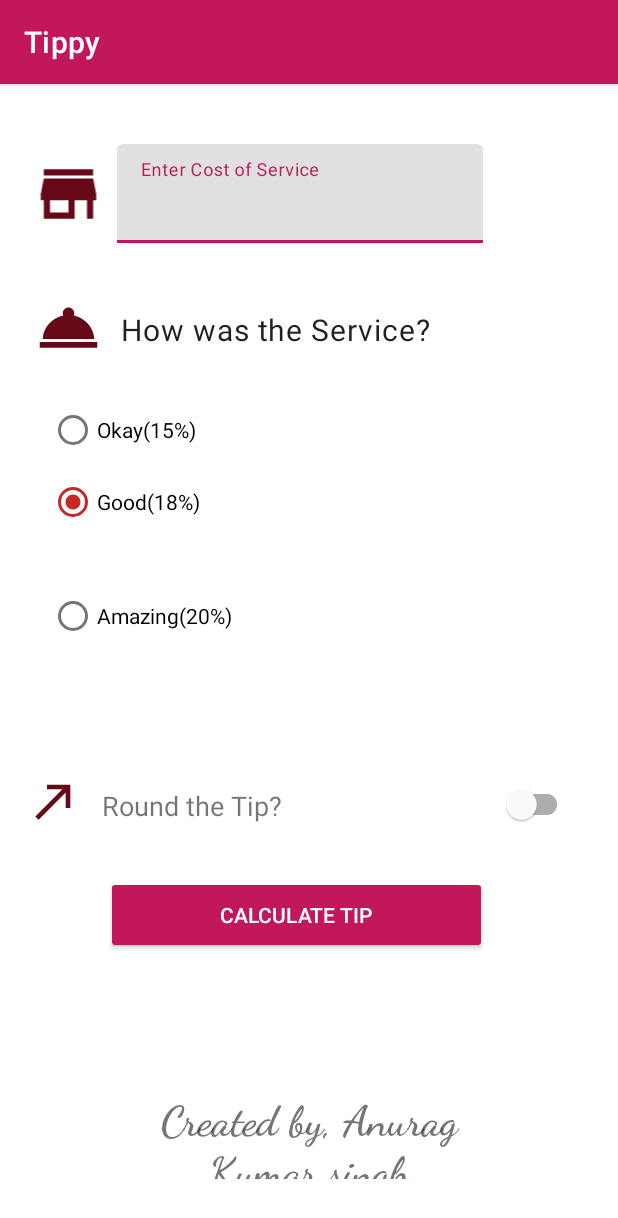
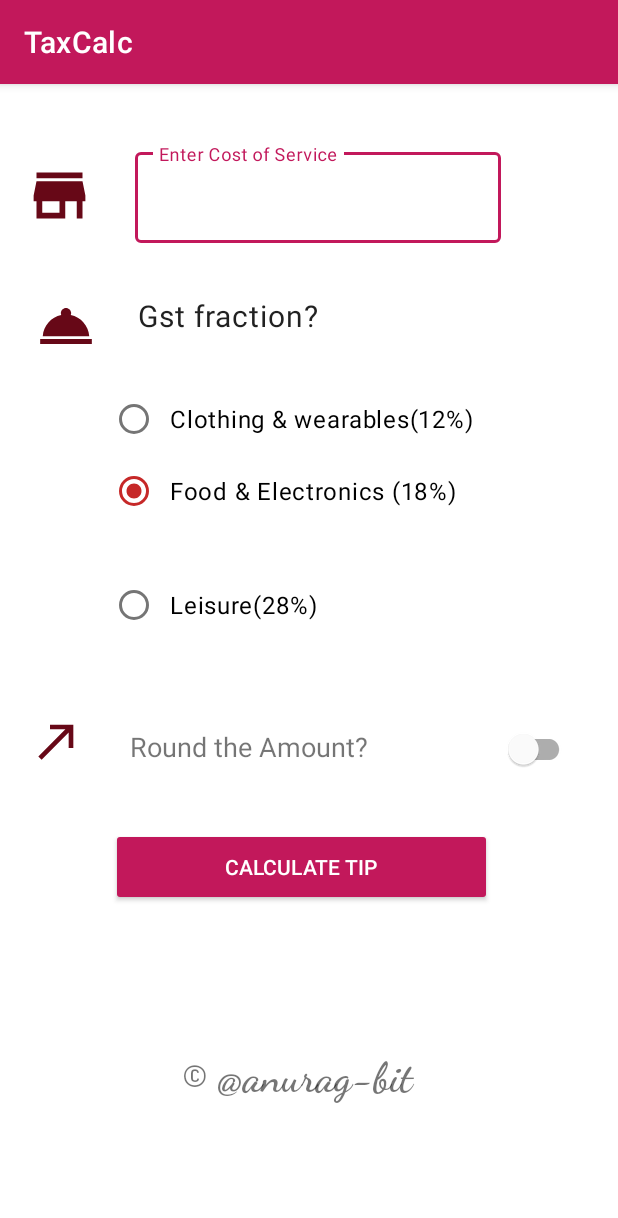
Before and after one commit to anurag-bit/GstXcalc, an Android app: the screen it shows after launch (MainActivity), on a phone screen of 412 x 824 dp. Shown: the top 1218 px of the screen. Run offline under Robolectric (Android 15) with nearby library versions, the phone set to English and light mode, and no system bars.

Commit message:
finalised  stuff

```diff
--- a/app/src/main/java/com/anurag/tippy/MainActivity.kt
+++ b/app/src/main/java/com/anurag/tippy/MainActivity.kt
@@ -5,6 +5,8 @@ import android.os.Bundle
 import androidx.appcompat.app.AppCompatActivity
 import com.anurag.tippy.databinding.ActivityMainBinding
 import java.text.NumberFormat
+import java.util.*
+
 
 class MainActivity : AppCompatActivity() {
 
@@ -18,22 +20,23 @@ class MainActivity : AppCompatActivity() {
         binding = ActivityMainBinding.inflate(layoutInflater)
         setContentView(binding.root)
         binding.CalcButton.setOnClickListener{calculatetip()  }
+
     }
 
     private fun calculatetip() {
         val stringInTextField = binding.costOfService.text.toString()
         val cost = stringInTextField.toDouble()
         val tipPercentage = when (binding.radioGroupButtons.checkedRadioButtonId) {
-            R.id.quality_choice_amazing -> 0.20
+            R.id.quality_choice_amazing -> 0.28
             R.id.quality_choice_good -> 0.18
-            else -> 0.15
+            else -> 0.12
         }
         var tip = tipPercentage * cost
         val roundUp = binding.approxiSwitch.isChecked
         if (roundUp) {
             tip = kotlin.math.ceil(tip)
         }
-        val formattedTip = NumberFormat.getCurrencyInstance().format(tip)
+        val formattedTip = NumberFormat.getCurrencyInstance(Locale("en", "in")).format(tip)
         binding.tipResult.text = getString(R.string.tip_amount, formattedTip)
     }
 
--- a/app/src/main/res/layout/activity_main.xml
+++ b/app/src/main/res/layout/activity_main.xml
@@ -1,5 +1,7 @@
 <?xml version="1.0" encoding="utf-8"?>
-<androidx.constraintlayout.widget.ConstraintLayout xmlns:android="http://schemas.android.com/apk/res/android"
+
+<androidx.constraintlayout.widget.ConstraintLayout
+    xmlns:android="http://schemas.android.com/apk/res/android"
     xmlns:app="http://schemas.android.com/apk/res-auto"
     xmlns:tools="http://schemas.android.com/tools"
     android:layout_width="match_parent"
@@ -12,10 +14,11 @@
         android:id="@+id/textField"
         android:layout_width="244dp"
         android:layout_height="66dp"
+        style="@style/Widget.MaterialComponents.TextInputLayout.OutlinedBox.Dense"
         android:layout_marginTop="24dp"
         android:hint="@string/none"
         app:layout_constraintEnd_toEndOf="parent"
-        app:layout_constraintHorizontal_bias="0.455"
+        app:layout_constraintHorizontal_bias="0.544"
         app:layout_constraintStart_toStartOf="parent"
         app:layout_constraintTop_toTopOf="parent">
 
@@ -41,14 +44,18 @@
         style="@style/Widget.Tippy.TextView."
         android:layout_width="232dp"
         android:layout_height="38dp"
+        android:layout_marginStart="16dp"
+        android:layout_marginTop="10dp"
+        android:layout_marginEnd="16dp"
+        android:layout_marginBottom="22dp"
         android:text="@string/how_was_the_service"
         android:textSize="20sp"
         app:layout_constraintBottom_toBottomOf="parent"
         app:layout_constraintEnd_toEndOf="parent"
-        app:layout_constraintHorizontal_bias="0.435"
+        app:layout_constraintHorizontal_bias="0.517"
         app:layout_constraintStart_toStartOf="parent"
         app:layout_constraintTop_toTopOf="parent"
-        app:layout_constraintVertical_bias="0.184" />
+        app:layout_constraintVertical_bias="0.164" />
 
     <RadioGroup
         android:id="@+id/radio_group_buttons"
@@ -57,13 +64,14 @@
         android:checkedButton="@id/quality_choice_good"
         app:layout_constraintBottom_toBottomOf="parent"
         app:layout_constraintEnd_toEndOf="parent"
-        app:layout_constraintHorizontal_bias="0.008"
+        app:layout_constraintHorizontal_bias="0.466"
         app:layout_constraintStart_toStartOf="parent"
         app:layout_constraintTop_toTopOf="parent"
-        app:layout_constraintVertical_bias="0.343">
+        app:layout_constraintVertical_bias="0.33">
 
         <RadioButton
             android:id="@+id/quality_choice_okay"
+            style="@style/Widget.Tippy.CompoundButton.RadioButton"
             android:layout_width="wrap_content"
             android:layout_height="wrap_content"
             android:layout_marginStart="16dp"
@@ -74,16 +82,17 @@
 
         <RadioButton
             android:id="@+id/quality_choice_good"
+            style="@style/Widget.Tippy.CompoundButton.RadioButton"
             android:layout_width="wrap_content"
             android:layout_height="wrap_content"
             android:layout_marginStart="16dp"
             android:layout_marginBottom="36dp"
-            android:text="@string/good"
-           />
+            android:text="@string/good" />
 
         <RadioButton
             android:id="@+id/quality_choice_amazing"
-            android:layout_width="wrap_content"
+            style="@style/Widget.Tippy.CompoundButton.RadioButton"
+            android:layout_width="167dp"
             android:layout_height="wrap_content"
             android:layout_marginStart="16dp"
             android:layout_marginBottom="16dp"
@@ -101,23 +110,23 @@
         android:minHeight="48dp"
         app:layout_constraintBottom_toBottomOf="parent"
         app:layout_constraintEnd_toEndOf="parent"
-        app:layout_constraintHorizontal_bias="0.887"
+        app:layout_constraintHorizontal_bias="0.797"
         app:layout_constraintStart_toEndOf="@+id/round_off"
         app:layout_constraintTop_toTopOf="parent"
-        app:layout_constraintVertical_bias="0.64" />
+        app:layout_constraintVertical_bias="0.586" />
 
     <TextView
         android:id="@+id/round_off"
-        android:layout_width="154dp"
-        android:layout_height="26dp"
+        android:layout_width="198dp"
+        android:layout_height="22dp"
         android:text="@string/Round_tip"
         android:textSize="18sp"
         app:layout_constraintBottom_toBottomOf="parent"
         app:layout_constraintEnd_toEndOf="parent"
-        app:layout_constraintHorizontal_bias="0.229"
+        app:layout_constraintHorizontal_bias="0.389"
         app:layout_constraintStart_toStartOf="parent"
-        app:layout_constraintTop_toBottomOf="@+id/radio_group_buttons"
-        app:layout_constraintVertical_bias="0.241" />
+        app:layout_constraintTop_toTopOf="parent"
+        app:layout_constraintVertical_bias="0.579" />
 
     <androidx.appcompat.widget.AppCompatButton
         android:id="@+id/Calc_button"
@@ -128,7 +137,7 @@
         android:textColor="@color/primaryTextColor"
         app:layout_constraintBottom_toBottomOf="parent"
         app:layout_constraintEnd_toEndOf="parent"
-        app:layout_constraintHorizontal_bias="0.433"
+        app:layout_constraintHorizontal_bias="0.458"
         app:layout_constraintStart_toStartOf="parent"
         app:layout_constraintTop_toBottomOf="@+id/approxi_switch"
         app:layout_constraintVertical_bias="0.12" />
@@ -137,18 +146,19 @@
         android:id="@+id/tip_result"
         android:layout_width="wrap_content"
         android:layout_height="wrap_content"
-        android:layout_marginTop="44dp"
-        android:layout_marginEnd="112dp"
         android:textSize="20sp"
         android:textStyle="bold"
+        app:layout_constraintBottom_toBottomOf="parent"
         app:layout_constraintEnd_toEndOf="parent"
-        app:layout_constraintTop_toBottomOf="@id/Calc_button"
-        tools:text="Tip Amount: $10" />
+        app:layout_constraintStart_toStartOf="parent"
+        app:layout_constraintTop_toTopOf="parent"
+        app:layout_constraintVertical_bias="0.784"
+        tools:text="Tip Amount: ₹10" />
 
     <ImageView
         android:id="@+id/imageView"
-        android:layout_width="59dp"
-        android:layout_height="46dp"
+        android:layout_width="56dp"
+        android:layout_height="41dp"
         android:contentDescription="@string/icon"
         app:layout_constraintBottom_toBottomOf="parent"
         app:layout_constraintEnd_toEndOf="parent"
@@ -160,9 +170,9 @@
 
     <ImageView
         android:id="@+id/imageView2"
+        android:layout_width="46dp"
+        android:layout_height="51dp"
         android:contentDescription="@string/icon"
-        android:layout_width="58dp"
-        android:layout_height="49dp"
         app:layout_constraintBottom_toBottomOf="parent"
         app:layout_constraintEnd_toEndOf="parent"
         app:layout_constraintHorizontal_bias="0.002"
@@ -173,22 +183,22 @@
 
     <ImageView
         android:id="@+id/imageView3"
-        android:contentDescription="@string/icon"
         android:layout_width="37dp"
         android:layout_height="37dp"
+        android:contentDescription="@string/icon"
         app:layout_constraintBottom_toBottomOf="parent"
         app:layout_constraintEnd_toEndOf="parent"
         app:layout_constraintEnd_toStartOf="@+id/round_off"
-        app:layout_constraintHorizontal_bias="0.074"
+        app:layout_constraintHorizontal_bias="0.105"
         app:layout_constraintStart_toStartOf="parent"
         app:layout_constraintTop_toBottomOf="@+id/imageView2"
-        app:layout_constraintVertical_bias="0.586"
+        app:layout_constraintVertical_bias="0.52"
         app:srcCompat="@drawable/ic_baseline_call_made_24" />
 
     <TextView
         android:id="@+id/textView"
-        android:layout_width="245dp"
-        android:layout_height="56dp"
+        android:layout_width="331dp"
+        android:layout_height="107dp"
         android:fontFamily="cursive"
         android:text="@string/credit"
         android:textAlignment="center"
@@ -196,7 +206,9 @@
         android:textStyle="bold"
         app:layout_constraintBottom_toBottomOf="parent"
         app:layout_constraintEnd_toEndOf="parent"
+        app:layout_constraintHorizontal_bias="0.33"
         app:layout_constraintStart_toStartOf="parent"
-        app:layout_constraintTop_toBottomOf="@+id/tip_result" />
+        app:layout_constraintTop_toTopOf="parent"
+        app:layout_constraintVertical_bias="1.0" />
 
 </androidx.constraintlayout.widget.ConstraintLayout>
--- a/app/src/main/res/values-night/themes.xml
+++ b/app/src/main/res/values-night/themes.xml
@@ -12,5 +12,8 @@
         <!-- Status bar color. -->
         <item name="android:statusBarColor" tools:targetApi="l">?attr/colorPrimaryVariant</item>
         <!-- Customize your theme here. -->
+        <item name="textInputStyle">@style/Widget.MaterialComponents.TextInputLayout.OutlinedBox</item>
+        <!--<item name="radioButtonStyle">@style/Widget.Tippy.CompoundButton.RadioButton</item>
+        <item name="switchStyle">@style/Widget.Tippy.TextView.</item> -->
     </style>
 </resources>
--- /dev/null
+++ b/app/src/main/res/values/dimens.xml
@@ -0,0 +1,4 @@
+<?xml version="1.0" encoding="utf-8"?>
+<resources>
+    <dimen name="min_text_height">48dp</dimen>
+</resources>
--- a/app/src/main/res/values/strings.xml
+++ b/app/src/main/res/values/strings.xml
@@ -1,14 +1,14 @@
 <resources>
-    <string name="app_name">Tippy</string>
+    <string name="app_name">TaxCalc</string>
     <string name="cost_of_service">Enter Cost of Service</string>
-    <string name="how_was_the_service">How was the Service?</string>
-    <string name="amazing">Amazing(20%)</string>
-    <string name="good">Good(18%)</string>
-    <string name="okay">Okay(15%)</string>
-    <string name="Round_tip">Round the Tip?</string>
+    <string name="how_was_the_service">Gst fraction?</string>
+    <string name="amazing">Leisure(28%)</string>
+    <string name="good">Food &amp; Electronics (18%)</string>
+    <string name="okay">Clothing &amp; wearables(12%)</string>
+    <string name="Round_tip">Round the Amount?</string>
     <string name="calculate_tip">Calculate Tip</string>
     <string name="tip_amount">Tip Amount: %s</string>
     <string name="none" />
     <string name="icon">icon</string>
-    <string name="credit">Created by, Anurag Kumar singh</string>
+    <string name="credit">© @anurag-bit </string>
 </resources>
--- a/app/src/main/res/values/styles.xml
+++ b/app/src/main/res/values/styles.xml
@@ -5,5 +5,9 @@
         <item name="android:gravity">center_vertical</item>
         <item name="android:textAppearance">?attr/textAppearanceBody1</item>
     </style>
-
+    <style name="Widget.Tippy.CompoundButton.RadioButton"
+        parent="Widget.MaterialComponents.CompoundButton.RadioButton">
+        <item name="android:paddingStart">8dp</item>
+        <item name="android:textAppearance">?attr/textAppearanceBody1</item>
+    </style>
 </resources>
--- a/app/src/main/res/values/themes.xml
+++ b/app/src/main/res/values/themes.xml
@@ -12,5 +12,8 @@
         <!-- Status bar color. -->
         <item name="android:statusBarColor" tools:targetApi="l">?attr/colorPrimaryVariant</item>
         <!-- Customize your theme here. -->
+   <item name="textInputStyle">@style/Widget.MaterialComponents.TextInputLayout.OutlinedBox</item>
+        <!-- <item name="radioButtonStyle">@style/Widget.Tippy.CompoundButton.RadioButton</item>
+        <item name="switchStyle">@style/Widget.Tippy.TextView.</item> -->
     </style>
 </resources>
```
